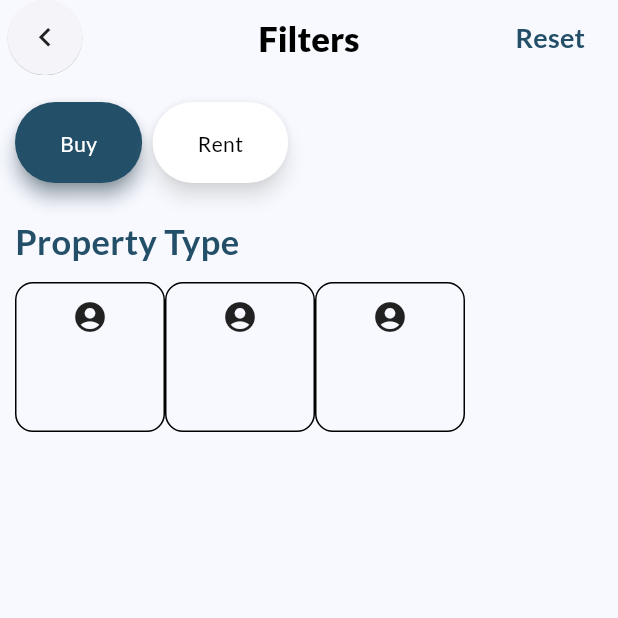
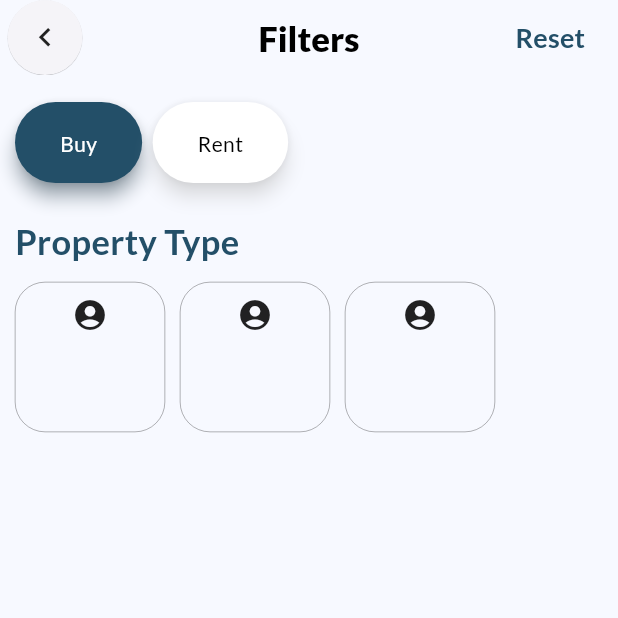
Before and after one commit to Repos-By-Aryan/Real_Estate, a Flutter app: the Search screen opened by its route, on a phone screen of 412 x 824 dp, the top half of it. Run offline on Flutter 3.47's test engine with Material 2 defaults, Android fonts, the light colour scheme and no system bars; our stand-ins replace animated_text_kit, cached_network_image, cloud_firestore, firebase_auth, firebase_core, flutter_svg and 3 more; accounts and stored records are empty.

Commit message:
problems in git

```diff
--- a/lib/search/search.dart
+++ b/lib/search/search.dart
@@ -11,6 +11,7 @@ class Search extends StatefulWidget {
 
 int selectedCard = 0;
 final filters = ['Buy', 'Rent'];
+
 
 class _SearchState extends State<Search> {
 
@@ -35,9 +36,10 @@ class _SearchState extends State<Search> {
                     scrollDirection: Axis.horizontal,
                     itemBuilder: (context,index){
                   return Container(
+                    margin: EdgeInsets.only(right: 10),
                     padding: EdgeInsets.symmetric(vertical: 10),
                     width:100,
-                    decoration: BoxDecoration(border: Border.all(width: 1),borderRadius: BorderRadius.circular(12)),
+                    decoration: BoxDecoration(border: Border.all(width: 0.2),borderRadius: BorderRadius.circular(20)),
                     child: Column(
                       children: [
                         Icon(Icons.account_circle),
```
